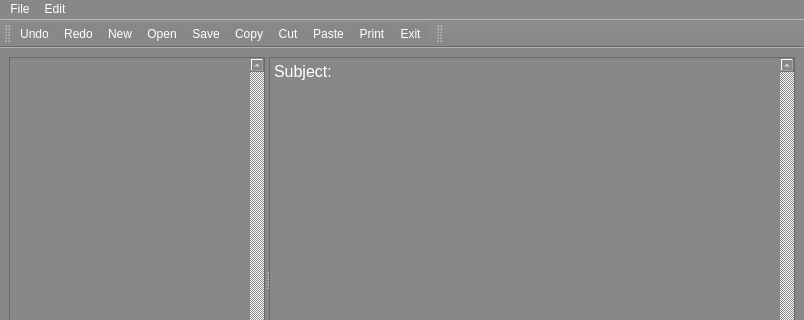
Above: Notebook.ui from Ahmed-Al-Balochi/Notebook before the change; both pictures show x 0 to 804 and y 0 to 320 of the 804 by 532 pixel window. Below: the same form after it.
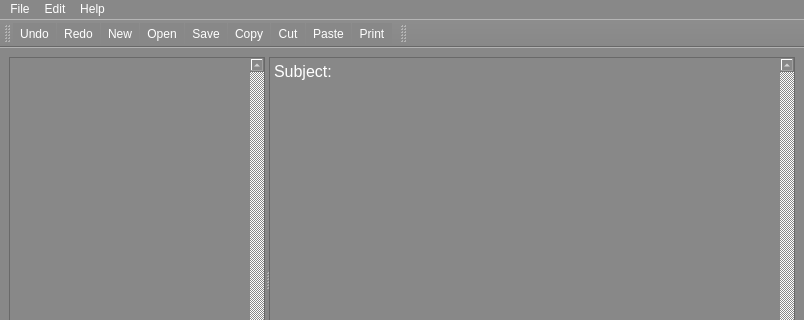
That is the form after the change. Icons and pictures are not drawn.

Commit message: changed the toolbar icons + added help and about in the toolbar

The edit to the form file:
```diff
--- a/Notebook.ui
+++ b/Notebook.ui
@@ -104,8 +104,15 @@
     <addaction name="actionUndo"/>
     <addaction name="actionRedo"/>
    </widget>
+   <widget class="QMenu" name="menuHelp">
+    <property name="title">
+     <string>Help</string>
+    </property>
+    <addaction name="actionAbout"/>
+   </widget>
    <addaction name="menuFile"/>
    <addaction name="menuEdit"/>
+   <addaction name="menuHelp"/>
   </widget>
   <widget class="QStatusBar" name="statusbar"/>
   <widget class="QToolBar" name="toolBar">
@@ -127,7 +134,6 @@
    <addaction name="actionCut"/>
    <addaction name="actionPaste"/>
    <addaction name="actionPrint"/>
-   <addaction name="actionExit"/>
   </widget>
   <widget class="QToolBar" name="toolBar_2">
    <property name="windowTitle">
@@ -176,16 +182,6 @@
     <string>Print</string>
    </property>
   </action>
-  <action name="actionExit">
-   <property name="icon">
-    <iconset>
-     <normalon>:/Images/Images/Icons/Icons/exit.png</normalon>
-    </iconset>
-   </property>
-   <property name="text">
-    <string>Exit</string>
-   </property>
-  </action>
   <action name="actionCopy">
    <property name="icon">
     <iconset resource="Resources.qrc">
```
Left out of the diff: 42 changed lines with no effect on the pictures. The commit also changes 29 other files.
